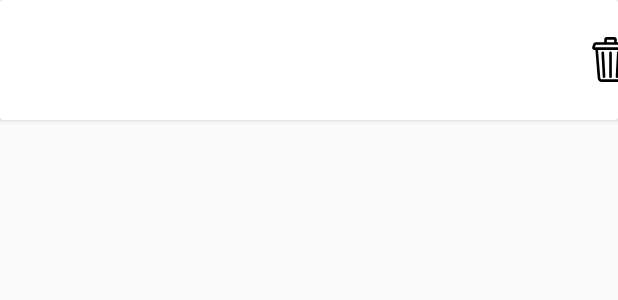
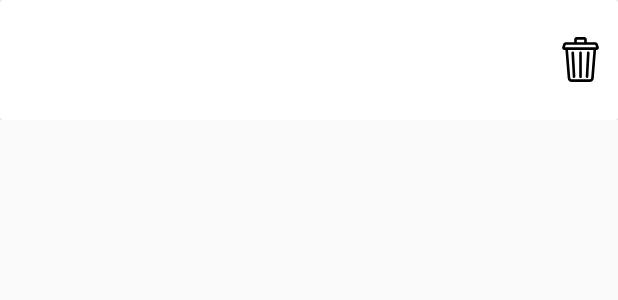
Before and after one commit to lht1324/HipToDo, an Android app: the layout todo_item.xml on its own in the app's theme, with its tools: preview values and no code run, on a phone screen of 412 x 824 dp. Shown: the top 300 px of the screen. Run offline under Robolectric (Android 15) with nearby library versions, the phone set to English and light mode, and no system bars.

Commit message:
Added editText && delete function

```diff
--- a/app/src/main/res/drawable/ic_delete.xml
+++ b/app/src/main/res/drawable/ic_delete.xml
@@ -1,7 +1,18 @@
-<vector android:height="30dp" android:viewportHeight="512"
-    android:viewportWidth="512" android:width="30dp" xmlns:android="http://schemas.android.com/apk/res/android">
-    <path android:fillColor="#FF000000" android:pathData="m463.875,114.441 l-11.305,-33.887c-4.305,-12.906 -16.34,-21.578 -29.941,-21.578h-95.012v-30.934c0,-15.461 -12.57,-28.043 -28.027,-28.043h-87.008c-15.453,0 -28.027,12.582 -28.027,28.043v30.934h-95.008c-13.605,0 -25.641,8.672 -29.945,21.578l-11.305,33.887c-2.574,7.715 -1.27,16.258 3.484,22.855 4.754,6.598 12.445,10.539 20.578,10.539h11.816l26.008,321.605c1.934,23.863 22.184,42.559 46.109,42.559h204.863c23.922,0 44.176,-18.695 46.105,-42.563l26.008,-321.602h6.543c8.133,0 15.824,-3.941 20.578,-10.535 4.754,-6.598 6.059,-15.145 3.484,-22.859zM214.555,30h83.063v28.977h-83.063zM377.359,467.02c-0.68,8.402 -7.797,14.98 -16.203,14.98h-204.863c-8.406,0 -15.523,-6.578 -16.203,-14.98l-25.816,-319.184h288.898zM78.793,117.836 L88.063,90.047c0.211,-0.641 0.809,-1.07 1.484,-1.07h333.082c0.676,0 1.27,0.43 1.484,1.07l9.27,27.789zM78.793,117.836"/>
-    <path android:fillColor="#FF000000" android:pathData="m329.516,465.957c0.266,0.016 0.527,0.02 0.793,0.02 7.926,0 14.551,-6.211 14.965,-14.219l14.086,-270.398c0.43,-8.273 -5.93,-15.332 -14.199,-15.762 -8.293,-0.441 -15.328,5.926 -15.762,14.199l-14.082,270.398c-0.43,8.273 5.926,15.332 14.199,15.762zM329.516,465.957"/>
-    <path android:fillColor="#FF000000" android:pathData="m167.566,451.793c0.438,7.996 7.055,14.184 14.965,14.184 0.273,0 0.555,-0.008 0.832,-0.023 8.27,-0.449 14.609,-7.52 14.16,-15.793l-14.754,-270.398c-0.449,-8.273 -7.52,-14.613 -15.793,-14.16 -8.27,0.449 -14.609,7.52 -14.16,15.793zM167.566,451.793"/>
-    <path android:fillColor="#FF000000" android:pathData="m256.254,465.977c8.285,0 15,-6.715 15,-15v-270.398c0,-8.285 -6.715,-15 -15,-15s-15,6.715 -15,15v270.398c0,8.285 6.715,15 15,15zM256.254,465.977"/>
+<vector xmlns:android="http://schemas.android.com/apk/res/android"
+    android:width="30dp"
+    android:height="30dp"
+    android:viewportWidth="512"
+    android:viewportHeight="512">
+  <path
+      android:fillColor="#FF000000"
+      android:pathData="m463.875,114.441 l-11.305,-33.887c-4.305,-12.906 -16.34,-21.578 -29.941,-21.578h-95.012v-30.934c0,-15.461 -12.57,-28.043 -28.027,-28.043h-87.008c-15.453,0 -28.027,12.582 -28.027,28.043v30.934h-95.008c-13.605,0 -25.641,8.672 -29.945,21.578l-11.305,33.887c-2.574,7.715 -1.27,16.258 3.484,22.855 4.754,6.598 12.445,10.539 20.578,10.539h11.816l26.008,321.605c1.934,23.863 22.184,42.559 46.109,42.559h204.863c23.922,0 44.176,-18.695 46.105,-42.563l26.008,-321.602h6.543c8.133,0 15.824,-3.941 20.578,-10.535 4.754,-6.598 6.059,-15.145 3.484,-22.859zM214.555,30h83.063v28.977h-83.063zM377.359,467.02c-0.68,8.402 -7.797,14.98 -16.203,14.98h-204.863c-8.406,0 -15.523,-6.578 -16.203,-14.98l-25.816,-319.184h288.898zM78.793,117.836 L88.063,90.047c0.211,-0.641 0.809,-1.07 1.484,-1.07h333.082c0.676,0 1.27,0.43 1.484,1.07l9.27,27.789zM78.793,117.836"/>
+  <path
+      android:fillColor="#FF000000"
+      android:pathData="m329.516,465.957c0.266,0.016 0.527,0.02 0.793,0.02 7.926,0 14.551,-6.211 14.965,-14.219l14.086,-270.398c0.43,-8.273 -5.93,-15.332 -14.199,-15.762 -8.293,-0.441 -15.328,5.926 -15.762,14.199l-14.082,270.398c-0.43,8.273 5.926,15.332 14.199,15.762zM329.516,465.957"/>
+  <path
+      android:fillColor="#FF000000"
+      android:pathData="m167.566,451.793c0.438,7.996 7.055,14.184 14.965,14.184 0.273,0 0.555,-0.008 0.832,-0.023 8.27,-0.449 14.609,-7.52 14.16,-15.793l-14.754,-270.398c-0.449,-8.273 -7.52,-14.613 -15.793,-14.16 -8.27,0.449 -14.609,7.52 -14.16,15.793zM167.566,451.793"/>
+  <path
+      android:fillColor="#FF000000"
+      android:pathData="m256.254,465.977c8.285,0 15,-6.715 15,-15v-270.398c0,-8.285 -6.715,-15 -15,-15s-15,6.715 -15,15v270.398c0,8.285 6.715,15 15,15zM256.254,465.977"/>
 </vector>
--- a/app/src/main/res/layout/todo_item.xml
+++ b/app/src/main/res/layout/todo_item.xml
@@ -9,9 +9,10 @@
             name="position"
             type="Integer" />
     </data>
+
     <LinearLayout
         android:layout_width="match_parent"
-        android:layout_height="match_parent"
+        android:layout_height="wrap_content"
         android:orientation="vertical">
 
         <androidx.cardview.widget.CardView
@@ -28,6 +29,8 @@
                     android:id="@+id/textView"
                     android:layout_width="wrap_content"
                     android:layout_height="wrap_content"
+                    android:layout_gravity="center_vertical"
+                    android:layout_marginLeft="10dp"
                     android:text="@{viewModel.toDoList[position].something}"
                     android:textSize="30sp" />
 
@@ -36,7 +39,6 @@
                     android:layout_width="wrap_content"
                     android:layout_height="wrap_content"
                     android:layout_gravity="center_vertical"
-                    android:layout_weight="1"
                     android:gravity="right"
                     android:text="@{viewModel.toDoList[position].deadline}"
                     android:textSize="24sp" />
@@ -46,14 +48,15 @@
                     android:layout_height="0dp"
                     android:layout_weight="1" />
 
-                <CheckBox
-                    android:id="@+id/checkBox"
+                <ImageButton
+                    android:id="@+id/imageButton"
                     android:layout_width="wrap_content"
-                    android:layout_height="match_parent"
-                    android:layout_gravity="right"
+                    android:layout_height="wrap_content"
+                    android:layout_gravity="right|center_vertical"
                     android:layout_marginRight="10dp"
-                    android:button="@drawable/ic_delete"
-                    android:gravity="center_vertical" />
+                    android:background="#FFFFFF"
+                    android:onClick="@{(v) -> viewModel.deleteToDo(position)}"
+                    app:srcCompat="@drawable/ic_delete" />
 
             </LinearLayout>
 
```
Also changed, not shown: app/src/main/java/com/overeasy/hiptodo/MainActivity.kt (+12 -11 lines), app/src/main/java/com/overeasy/hiptodo/ViewModel.kt (+22 -60 lines), app/src/main/res/layout/activity_main.xml (+6 -13 lines).
